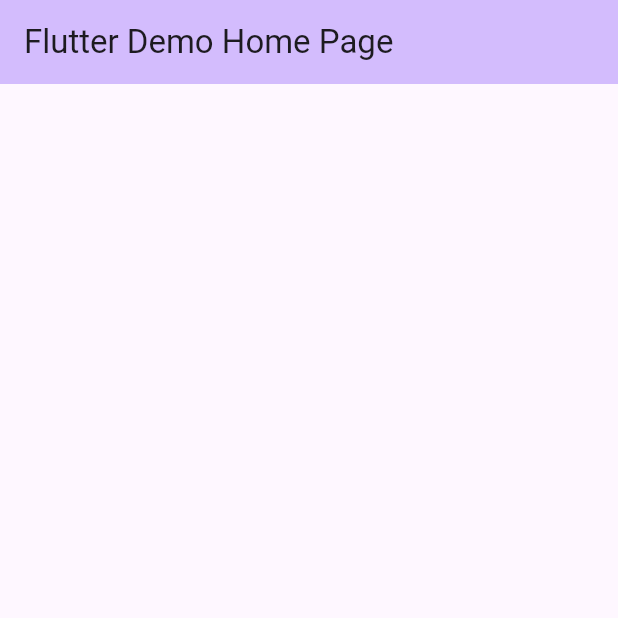
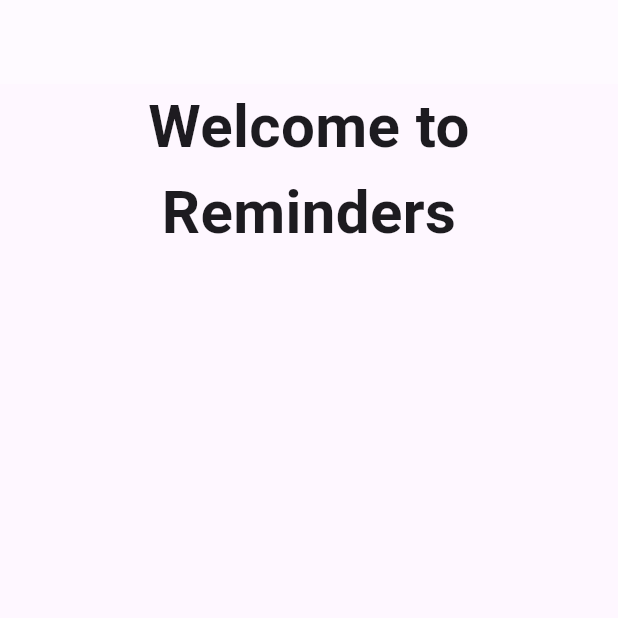
Before and after one commit to mgarguetar/Tarea1.2, a Flutter app: the screen it shows after launch, on a phone screen of 412 x 824 dp, the top half of it. Run offline on Flutter 3.47's test engine with Material 3 defaults, Android fonts, the phone set to English and light mode, and no system bars.

Commit message:
Primer intento

```diff
--- a/welcome_to_reminders/lib/main.dart
+++ b/welcome_to_reminders/lib/main.dart
@@ -11,26 +11,18 @@
   @override
   Widget build(BuildContext context) {
     return MaterialApp(
+      debugShowCheckedModeBanner: false,
       title: 'Flutter Demo',
       theme: ThemeData(
         colorScheme: ColorScheme.fromSeed(seedColor: Colors.deepPurple),
       ),
-      home: const MyHomePage(title: 'Flutter Demo Home Page'),
+      home: const MyHomePage(title: ''),
     );
   }
 }
 
 class MyHomePage extends StatefulWidget {
   const MyHomePage({super.key, required this.title});
-
-  // This widget is the home page of your application. It is stateful, meaning
-  // that it has a State object (defined below) that contains fields that affect
-  // how it looks.
-
-  // This class is the configuration for the state. It holds the values (in this
-  // case the title) provided by the parent (in this case the App widget) and
-  // used by the build method of the State. Fields in a Widget subclass are
-  // always marked "final".
 
   final String title;
 
@@ -44,44 +36,22 @@
 
   @override
   Widget build(BuildContext context) {
-    // This method is rerun every time setState is called, for instance as done
-    // by the _incrementCounter method above.
-    //
-    // The Flutter framework has been optimized to make rerunning build methods
-    // fast, so that you can just rebuild anything that needs updating rather
-    // than having to individually change instances of widgets.
+
     return Scaffold(
       appBar: AppBar(
-        // TRY THIS: Try changing the color here to a specific color (to
-        // Colors.amber, perhaps?) and trigger a hot reload to see the AppBar
-        // change color while the other colors stay the same.
-        backgroundColor: Theme.of(context).colorScheme.inversePrimary,
-        // Here we take the value from the MyHomePage object that was created by
-        // the App.build method, and use it to set our appbar title.
-        title: Text(widget.title),
+        backgroundColor: Colors.white38,
       ),
       body: Center(
-        // Center is a layout widget. It takes a single child and positions it
-        // in the middle of the parent.
         child: Column(
-          // Column is also a layout widget. It takes a list of children and
-          // arranges them vertically. By default, it sizes itself to fit its
-          // children horizontally, and tries to be as tall as its parent.
-          //
-          // Column has various properties to control how it sizes itself and
-          // how it positions its children. Here we use mainAxisAlignment to
-          // center the children vertically; the main axis here is the vertical
-          // axis because Columns are vertical (the cross axis would be
-          // horizontal).
-          //
-          // TRY THIS: Invoke "debug painting" (choose the "Toggle Debug Paint"
-          // action in the IDE, or press "p" in the console), to see the
-          // wireframe for each widget.
-          mainAxisAlignment: MainAxisAlignment.center,
-          children: <Widget>[
-          ],
+         children: [
+          Text('Welcome to Reminders',
+          style: TextStyle(fontSize: 40, fontWeight: FontWeight.bold),
+          textAlign: TextAlign.center,
+          ),
+          SizedBox(height: 45),
+         ],
         ),
       ),
     );
-  }
 }
+}
```
